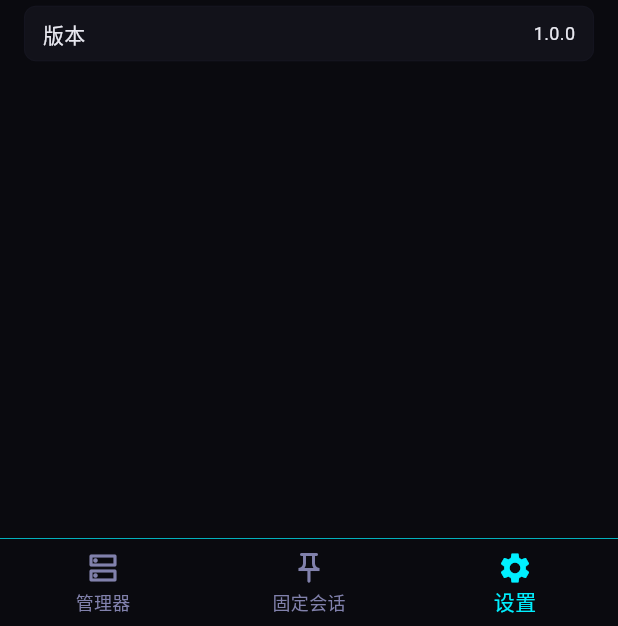
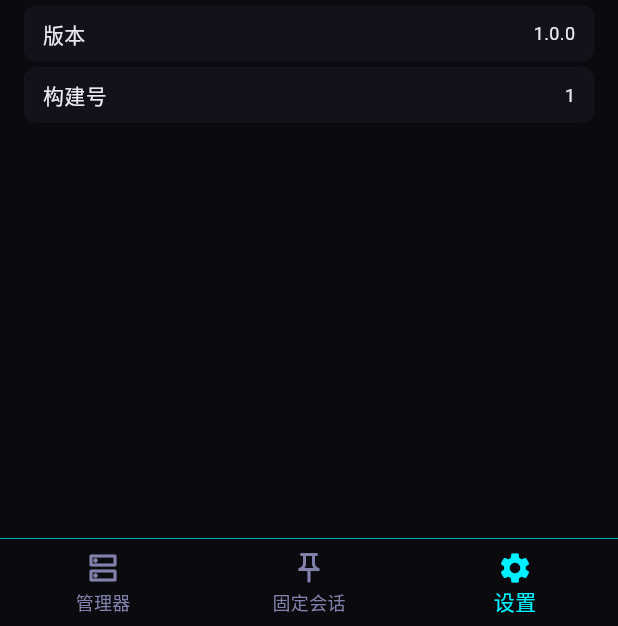
Before and after one commit to clssw1004/tired-agent-app, a Flutter app: the screen it shows after launch, item 3 of the bottom bar chosen, on a phone screen of 412 x 824 dp, the part 610-1236 px from its top. Run offline on Flutter 3.47's test engine with Material 3 defaults, Android fonts, the phone set to English and light mode, and no system bars; our stand-ins replace dio, flutter_secure_storage, go_router, package_info_plus, shared_preferences; missing offline and left inert: xterm2; generated files the repository leaves out were written again.

Commit message:
refactor: About 版本号改读运行时 PackageInfo，与 pubspec 同步
settings_screen 关于区版本号原来硬编码 '1.0.0'，升级时易遗漏。
加 package_info_plus 依赖，版本/构建号从 native versionName/versionCode
读取（二者由 pubspec.yaml 注入），单独新增 buildNumber 展示行。

新增 i18n key: aboutBuildNumber（版本/build）。

```diff
--- a/lib/l10n/app_en.arb
+++ b/lib/l10n/app_en.arb
@@ -227,6 +227,7 @@
   "settingsAbout": "About",
   "settingsApp": "App",
   "settingsVersion": "Version",
+  "aboutBuildNumber": "Build",
   "settingsTheme": "Theme",
   "settingsThemeDark": "Dark",
   "settingsThemeLight": "Light",
--- a/lib/l10n/app_zh.arb
+++ b/lib/l10n/app_zh.arb
@@ -227,6 +227,7 @@
   "settingsAbout": "关于",
   "settingsApp": "应用",
   "settingsVersion": "版本",
+  "aboutBuildNumber": "构建号",
   "settingsTheme": "主题",
   "settingsThemeDark": "深色",
   "settingsThemeLight": "浅色",
--- a/lib/screens/settings/settings_screen.dart
+++ b/lib/screens/settings/settings_screen.dart
@@ -1,5 +1,6 @@
 import 'package:flutter/material.dart';
 import 'package:go_router/go_router.dart';
+import 'package:package_info_plus/package_info_plus.dart';
 import 'package:provider/provider.dart';
 
 import 'package:tired_agent_app/providers/app_settings_provider.dart';
@@ -75,7 +76,7 @@ class SettingsScreen extends StatelessWidget {
           ),
           const SizedBox(height: AppSpacing.four),
 
-          // ── About ────────────────────────────────────────────
+          // ── About（version/build 同步自 pubspec.yaml）────────
           context.appComponents.buildSectionHeader(context, AppStrings.of.settingsAbout),
           const SizedBox(height: AppSpacing.two),
           context.appComponents.buildSettingsTile(
@@ -83,13 +84,41 @@ class SettingsScreen extends StatelessWidget {
             SettingsTileData(label: AppStrings.of.settingsApp, value: 'TiredAgent'),
           ),
           const SizedBox(height: AppSpacing.one),
-          context.appComponents.buildSettingsTile(
-            context,
-            SettingsTileData(label: AppStrings.of.settingsVersion, value: '1.0.0'),
-          ),
+          const _AppVersionTile(),
           const SizedBox(height: AppSpacing.four),
         ],
       ),
     );
   }
 }
+
+/// 关于区版本/build tile：从 pubspec.yaml（通过 native versionName/versionCode）
+/// 读运行时版本号，构建号单独一行展示，避免升级时遗漏同步。
+class _AppVersionTile extends StatelessWidget {
+  const _AppVersionTile();
+
+  @override
+  Widget build(BuildContext context) {
+    return FutureBuilder<PackageInfo>(
+      future: PackageInfo.fromPlatform(),
+      builder: (context, snapshot) {
+        final version = snapshot.data?.version ?? '—';
+        final build = snapshot.data?.buildNumber ?? '—';
+        return Column(
+          crossAxisAlignment: CrossAxisAlignment.stretch,
+          children: [
+            context.appComponents.buildSettingsTile(
+              context,
+              SettingsTileData(label: AppStrings.of.settingsVersion, value: version),
+            ),
+            const SizedBox(height: AppSpacing.one),
+            context.appComponents.buildSettingsTile(
+              context,
+              SettingsTileData(label: AppStrings.of.aboutBuildNumber, value: build),
+            ),
+          ],
+        );
+      },
+    );
+  }
+}
--- a/pubspec.yaml
+++ b/pubspec.yaml
@@ -20,6 +20,7 @@ dependencies:
   dio: ^5.10.0
   xterm2: ^5.2.0
   uuid: ^4.5.0
+  package_info_plus: ^8.0.0
 
 dev_dependencies:
   flutter_test:
```
